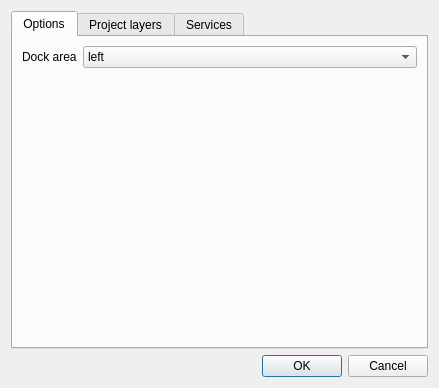
Above: ui/ui_settings.ui from 3nids/quickfinder before the change. Below: the same form after it.
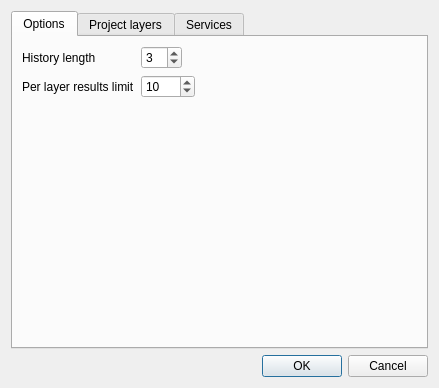
That is the form after the change. The open tabs and pages were chosen to show the change. Icons and pictures are not drawn.

Commit message: usable version with layer results and history limits

The edit to the form file:
```diff
--- a/ui/ui_settings.ui
+++ b/ui/ui_settings.ui
@@ -24,27 +24,83 @@
        <string>Options</string>
       </attribute>
       <layout class="QFormLayout" name="formLayout">
-       <item row="0" column="0">
-        <widget class="QLabel" name="dockAreaLabel">
+       <property name="fieldGrowthPolicy">
+        <enum>QFormLayout::AllNonFixedFieldsGrow</enum>
+       </property>
+       <item row="1" column="0">
+        <widget class="QLabel" name="label">
          <property name="text">
-          <string>Dock area</string>
+          <string>History length</string>
          </property>
         </widget>
        </item>
-       <item row="0" column="1">
-        <widget class="QComboBox" name="dockArea">
+       <item row="1" column="1">
+        <layout class="QHBoxLayout" name="horizontalLayout_2">
          <item>
-          <property name="text">
-           <string>left</string>
-          </property>
+          <widget class="QSpinBox" name="historyLength">
+           <property name="minimum">
+            <number>1</number>
+           </property>
+           <property name="maximum">
+            <number>10</number>
+           </property>
+           <property name="value">
+            <number>3</number>
+           </property>
+          </widget>
          </item>
          <item>
-          <property name="text">
-           <string>right</string>
-          </property>
+          <spacer name="horizontalSpacer_2">
+           <property name="orientation">
+            <enum>Qt::Horizontal</enum>
+           </property>
+           <property name="sizeHint" stdset="0">
+            <size>
+             <width>40</width>
+             <height>20</height>
+            </size>
+           </property>
+          </spacer>
          </item>
+        </layout>
+       </item>
+       <item row="2" column="0">
+        <widget class="QLabel" name="limitLabel">
+         <property name="text">
+          <string>Per layer results limit</string>
+         </property>
         </widget>
        </item>
+       <item row="2" column="1">
+        <layout class="QHBoxLayout" name="horizontalLayout">
+         <item>
+          <widget class="QSpinBox" name="limit">
+           <property name="minimum">
+            <number>1</number>
+           </property>
+           <property name="maximum">
+            <number>1000</number>
+           </property>
+           <property name="value">
+            <number>10</number>
+           </property>
+          </widget>
+         </item>
+         <item>
+          <spacer name="horizontalSpacer">
+           <property name="orientation">
+            <enum>Qt::Horizontal</enum>
+           </property>
+           <property name="sizeHint" stdset="0">
+            <size>
+             <width>40</width>
+             <height>20</height>
+            </size>
+           </property>
+          </spacer>
+         </item>
+        </layout>
+       </item>
       </layout>
      </widget>
      <widget class="QWidget" name="projectTab">
```
Left out of the diff: 2 changed lines with no effect on the pictures. The commit also changes 8 other files.
